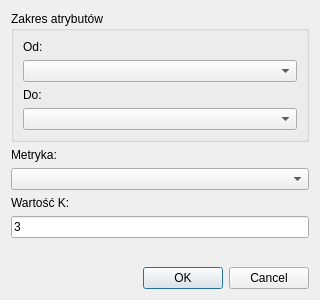
This is ui/clusteranalysisdialog.ui in antoninastefanowska/PyQtDataAnalyzer as Qt 5 draws it before an edit. The edited form follows.
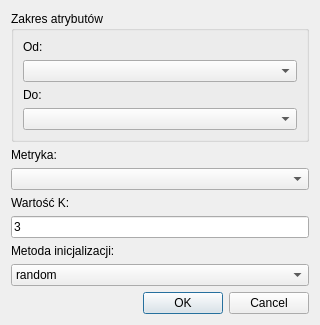
This is the edited form.

Commit message: k-means++ centroid initialization method

Patch:
```diff
--- a/ui/clusteranalysisdialog.ui
+++ b/ui/clusteranalysisdialog.ui
@@ -10,7 +10,7 @@
     <x>0</x>
     <y>0</y>
     <width>320</width>
-    <height>300</height>
+    <height>307</height>
    </rect>
   </property>
   <property name="windowTitle">
@@ -72,6 +72,27 @@
        </property>
       </widget>
      </item>
+     <item>
+      <widget class="QLabel" name="label_5">
+       <property name="text">
+        <string>Metoda inicjalizacji:</string>
+       </property>
+      </widget>
+     </item>
+     <item>
+      <widget class="QComboBox" name="initializationMethodCombobox">
+       <item>
+        <property name="text">
+         <string>random</string>
+        </property>
+       </item>
+       <item>
+        <property name="text">
+         <string>k-means++</string>
+        </property>
+       </item>
+      </widget>
+     </item>
     </layout>
    </item>
    <item>
```
The commit also changes 2 other files.
